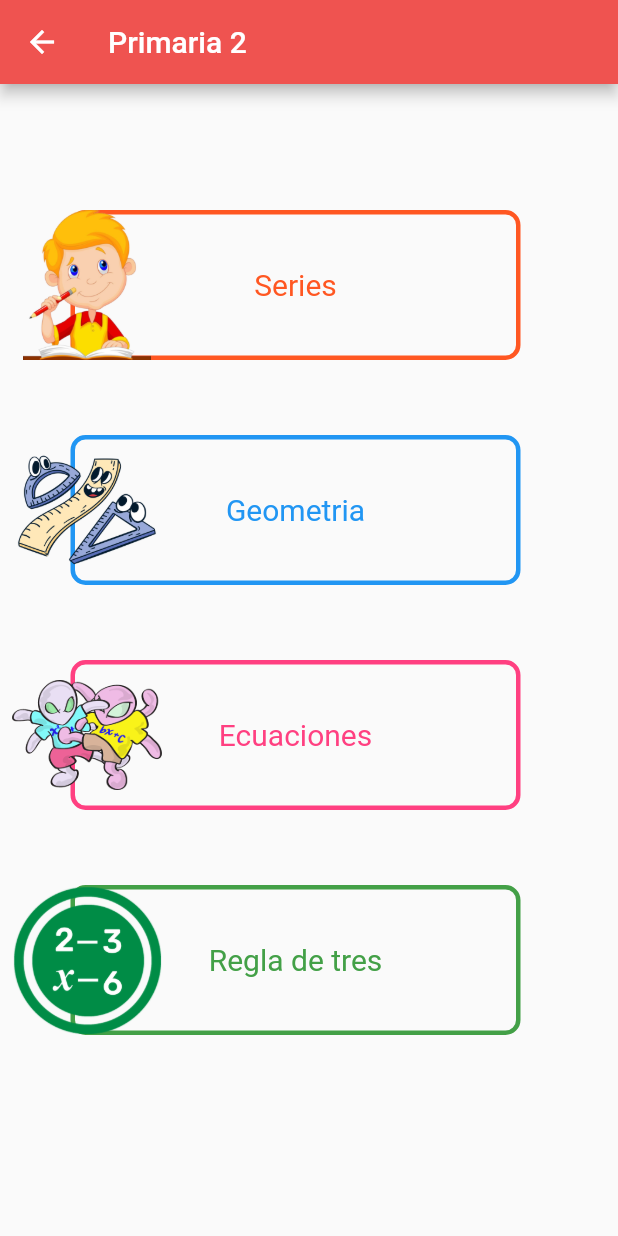
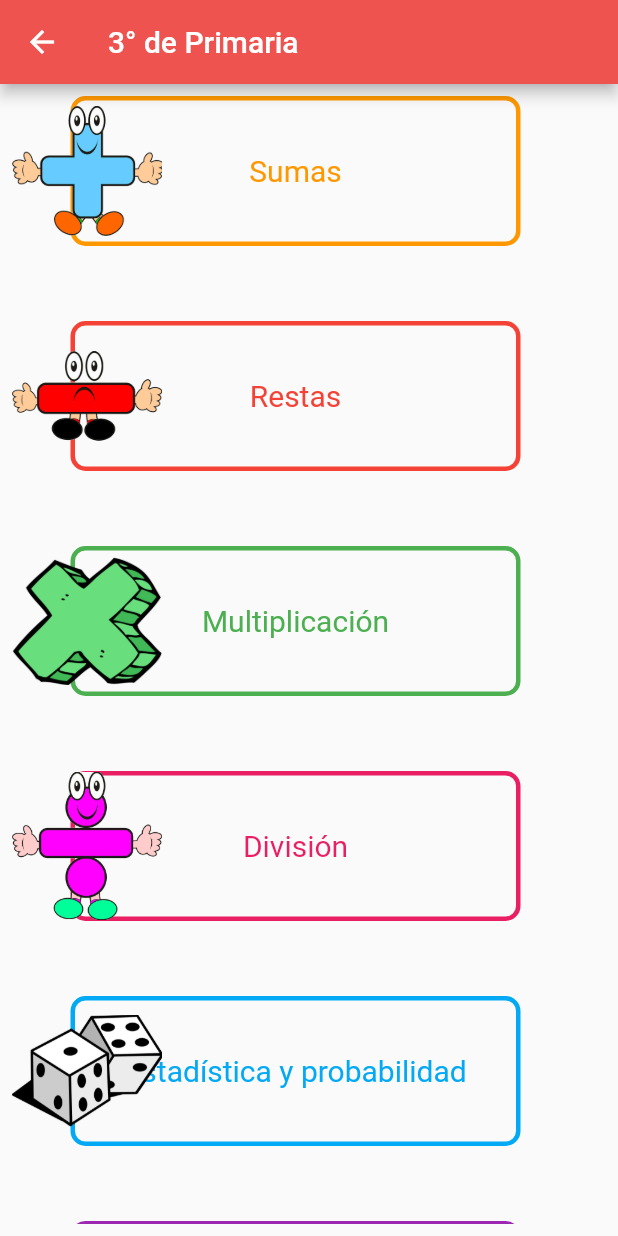
Before and after one commit to OrbitalCardinal/LitMath, a Flutter app: the screen it shows after launch, after a tap on "3° de Primaria", on a phone screen of 412 x 824 dp. Run offline on Flutter 3.47's test engine with Material 2 defaults, Android fonts, the phone set to English and light mode, and no system bars.

Commit message:
elementary 1,2,3 screens added

```diff
--- a/litmath/lib/main.dart
+++ b/litmath/lib/main.dart
@@ -1,6 +1,8 @@
 import 'package:flutter/material.dart';
 import 'package:litmath/screens/couting_activity_screen.dart';
-import 'package:litmath/screens/elementary_screen.dart';
+import 'package:litmath/screens/first_elementary_screen.dart';
+import 'package:litmath/screens/second_elementary_screen.dart';
+import 'package:litmath/screens/third_elementary_screen.dart';
 import 'package:litmath/screens/first_screen.dart';
 import 'package:litmath/screens/kinder_screen.dart';
 import 'package:litmath/screens/middle_screen.dart';
@@ -45,7 +47,9 @@ class MyApp extends StatelessWidget {
         NewSignUpScreen.routeName: (ctx) => const NewSignUpScreen(),
         SelectionScreen.routeName: (ctx) => const SelectionScreen(),
         KinderScreen.routeName: (ctx) => const KinderScreen(),
-        ElementaryScreen.routeName: (ctx) => const ElementaryScreen(),
+        FirstElementaryScreen.routeName: (ctx) => const FirstElementaryScreen(),
+        SecondElementaryScreen.routeName: (ctx) => const SecondElementaryScreen(),
+        ThirdElementaryScreen.routeName: (ctx) => const ThirdElementaryScreen(),
         MiddleScreen.routeName: (ctx) => const MiddleScreen(),
         SettingsScreen.routeName: (ctx) => const SettingsScreen(),
         DragAndDropScreen.routeName: (ctx) => const DragAndDropScreen(),
--- a/litmath/lib/screens/selection_screen.dart
+++ b/litmath/lib/screens/selection_screen.dart
@@ -1,5 +1,7 @@
 import 'package:flutter/material.dart';
-import 'package:litmath/screens/elementary_screen.dart';
+import 'package:litmath/screens/first_elementary_screen.dart';
+import 'package:litmath/screens/second_elementary_screen.dart';
+import 'package:litmath/screens/third_elementary_screen.dart';
 import 'package:litmath/screens/kinder_screen.dart';
 import 'package:litmath/screens/middle_screen.dart';
 import 'package:litmath/screens/settings_screen.dart';
@@ -59,7 +61,7 @@ class SelectionScreen extends StatelessWidget {
               imageUrl: "assets/imgs/primaria.png",
               title: "1° de Primaria",
               color: Colors.purple,
-              routeName: ElementaryScreen.routeName,
+              routeName: FirstElementaryScreen.routeName,
             ),
             const SizedBox(
               height: 50,
@@ -68,7 +70,7 @@ class SelectionScreen extends StatelessWidget {
               imageUrl: "assets/imgs/primaria2.png",
               title: "2° de Primaria",
               color: Colors.green,
-              routeName: ElementaryScreen.routeName,
+              routeName: SecondElementaryScreen.routeName,
             ),
             const SizedBox(
               height: 50,
@@ -77,7 +79,7 @@ class SelectionScreen extends StatelessWidget {
               imageUrl: "assets/imgs/secundaria.png",
               title: "3° de Primaria",
               color: Colors.red,
-              routeName: MiddleScreen.routeName,
+              routeName: ThirdElementaryScreen.routeName,
             ),
           ],
         ),
--- /dev/null
+++ b/litmath/lib/screens/third_elementary_screen.dart
@@ -0,0 +1,77 @@
+import 'package:flutter/material.dart';
+import 'package:litmath/widgets/scholarship_card.dart';
+
+class ThirdElementaryScreen extends StatelessWidget {
+  const ThirdElementaryScreen({Key? key}) : super(key: key);
+  static const routeName = "/thirdElementary";
+
+  @override
+  Widget build(BuildContext context) {
+    return Scaffold(
+      appBar: AppBar(
+        title: const Text("3° de Primaria"),
+      ),
+      body: Padding(
+        padding: const EdgeInsets.all(8.0),
+        child: Scrollbar(
+          child: SingleChildScrollView(
+            scrollDirection: Axis.vertical,
+            child: Column(
+              mainAxisAlignment: MainAxisAlignment.center,
+              children: [
+                ScholarshipCard(
+                    imageUrl: "assets/imgs/suma.png",
+                    title: "Sumas",
+                    color: Colors.orange,
+                    routeName: ""),
+                const SizedBox(
+                  height: 50,
+                ),
+                ScholarshipCard(
+                    imageUrl: "assets/imgs/resta.png",
+                    title: "Restas",
+                    color: Colors.red,
+                    routeName: ""),
+                const SizedBox(
+                  height: 50,
+                ),
+                ScholarshipCard(
+                    imageUrl: "assets/imgs/multiplicacion.png",
+                    title: "Multiplicación",
+                    color: Colors.green,
+                    routeName: ""),
+                const SizedBox(
+                  height: 50,
+                ),
+                ScholarshipCard(
+                    imageUrl: "assets/imgs/division.png",
+                    title: "División",
+                    color: Colors.pink,
+                    routeName: ""),
+                const SizedBox(
+                  height: 50,
+                ),
+                ScholarshipCard(
+                    imageUrl: "assets/imgs/probabilidad.png",
+                    title: "Estadística y probabilidad",
+                    color: Colors.lightBlue,
+                    routeName: ""),
+                const SizedBox(
+                  height: 50,
+                ),
+                ScholarshipCard(
+                    imageUrl: "assets/imgs/plano.png",
+                    title: "Plano de Coordenadas",
+                    color: Colors.purple,
+                    routeName: ""),
+                const SizedBox(
+                  height: 50,
+                ),
+              ],
+            ),
+          ),
+        ),
+      ),
+    );
+  }
+}
--- a/litmath/pubspec.yaml
+++ b/litmath/pubspec.yaml
@@ -85,6 +85,9 @@ flutter:
     - assets/imgs/diamante.png
     - assets/imgs/triangulo.png
     - assets/imgs/primaria2.png
+    - assets/imgs/tridimensional.png
+    - assets/imgs/plano.png
+    - assets/imgs/probabilidad.png
     - assets/patrones_screen_assets/patron_1.png
     - assets/patrones_screen_assets/patron_1_correcto.png
     - assets/patrones_screen_assets/patron_1_opcion_2.png
```
Also changed, not shown: litmath/lib/screens/first_elementary_screen.dart (renamed from litmath/lib/screens/elementary_screen.dart, +20 -20 lines), litmath/lib/screens/second_elementary_screen.dart (added, +77 -0 lines), litmath/assets/imgs/plano.png (added), litmath/assets/imgs/probabilidad.png (added), litmath/assets/imgs/tridimensional.png (added).
